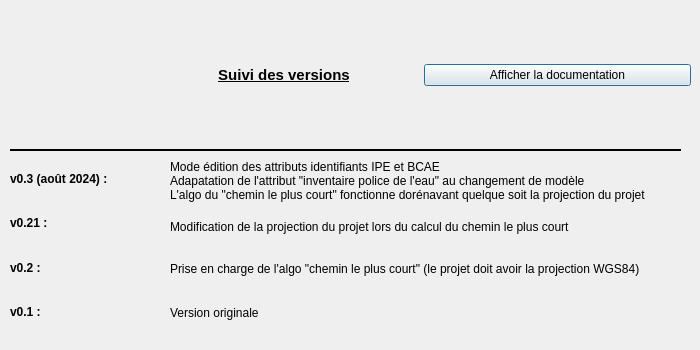
Old version of the form aproposde.ui in the repository IGNF/assistant-hydro-DDT65-qgis-plugin.
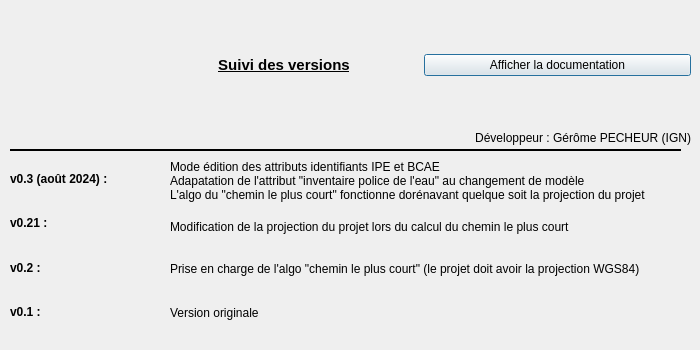
New version of the form. Icons and pictures are not drawn.

```diff
--- a/aproposde.ui
+++ b/aproposde.ui
@@ -123,7 +123,7 @@
      <x>150</x>
      <y>10</y>
      <width>541</width>
-     <height>131</height>
+     <height>111</height>
     </rect>
    </property>
    <layout class="QHBoxLayout" name="horizontalLayout">
@@ -192,6 +192,22 @@
     <bool>true</bool>
    </property>
   </widget>
+  <widget class="QLabel" name="label_11">
+   <property name="geometry">
+    <rect>
+     <x>440</x>
+     <y>130</y>
+     <width>251</width>
+     <height>16</height>
+    </rect>
+   </property>
+   <property name="text">
+    <string>Développeur : Gérôme PECHEUR (IGN)</string>
+   </property>
+   <property name="alignment">
+    <set>Qt::AlignRight|Qt::AlignTrailing|Qt::AlignVCenter</set>
+   </property>
+  </widget>
  </widget>
  <resources/>
  <connections/>
```
